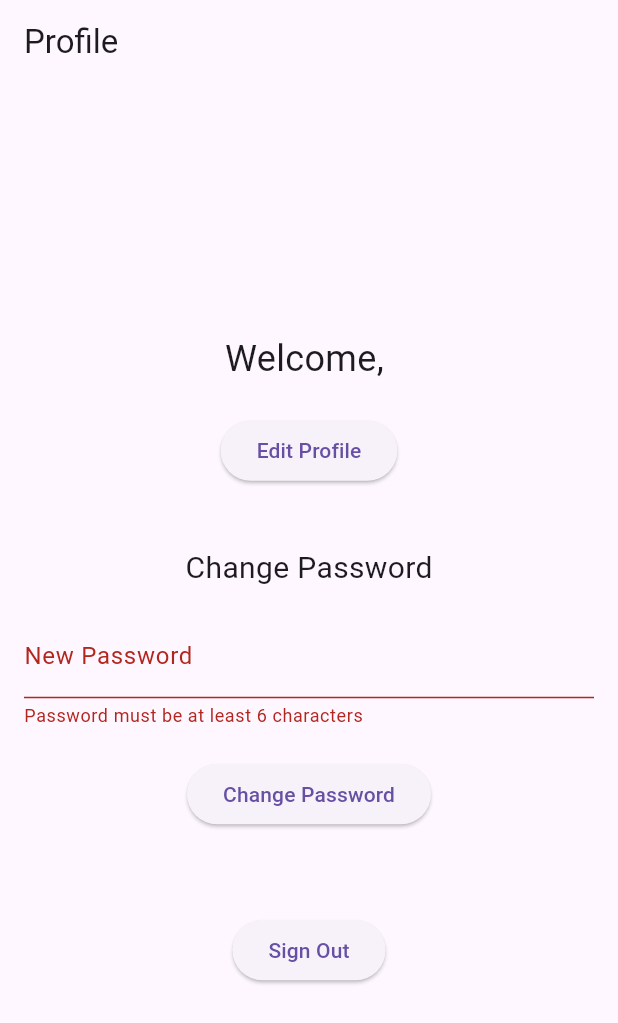
After one commit to TJs87474/Log-In-page, a Flutter app: the ProfileScreen screen opened directly, after a tap on "Change Password", on a phone screen of 412 x 824 dp. The commit adds this screen. Shown: the top 1023 px of the screen. Run offline on Flutter 3.47's test engine with Material 3 defaults, Android fonts, the phone set to English and light mode, and no system bars; our stand-ins replace firebase_auth, firebase_core; accounts and stored records are empty.

Commit message:
Added profile changes

```diff
--- a/lib/AuthentificationScreen.dart
+++ b/lib/AuthentificationScreen.dart
@@ -1,7 +1,7 @@
 import 'package:flutter/material.dart';
 import 'package:firebase_auth/firebase_auth.dart';
 import 'AuthService.dart';
-import 'HomeScreen.dart'; // Make sure this exists or create a simple placeholder screen
+import 'ProfileScreen.dart'; // Import ProfileScreen
 
 class AuthenticationScreen extends StatefulWidget {
   @override
@@ -51,9 +51,10 @@ class _AuthenticationScreenState extends State<AuthenticationScreen> {
           _passwordController.text,
         );
         if (user != null) {
+          // Navigate directly to ProfileScreen after successful sign-in
           Navigator.pushReplacement(
             context,
-            MaterialPageRoute(builder: (context) => HomeScreen()),
+            MaterialPageRoute(builder: (context) => ProfileScreen()), // Navigate to ProfileScreen
           );
         } else {
           ScaffoldMessenger.of(context).showSnackBar(
--- /dev/null
+++ b/lib/ProfileScreen.dart
@@ -0,0 +1,102 @@
+import 'package:flutter/material.dart';
+import 'package:firebase_auth/firebase_auth.dart';
+
+class ProfileScreen extends StatefulWidget {
+  @override
+  _ProfileScreenState createState() => _ProfileScreenState();
+}
+
+class _ProfileScreenState extends State<ProfileScreen> {
+  final User? user = FirebaseAuth.instance.currentUser;
+  final TextEditingController _passwordController = TextEditingController();
+  final GlobalKey<FormState> _formKey = GlobalKey<FormState>();
+
+  void _changePassword() async {
+    try {
+      if (_formKey.currentState!.validate()) {
+        // Update password using FirebaseAuth
+        await user?.updatePassword(_passwordController.text);
+
+        // Show success message
+        ScaffoldMessenger.of(context).showSnackBar(
+          SnackBar(content: Text('Password changed successfully')),
+        );
+
+        // Clear the text field after successful change
+        _passwordController.clear();
+      }
+    } catch (e) {
+      // Handle errors (e.g., if password update fails)
+      ScaffoldMessenger.of(context).showSnackBar(
+        SnackBar(content: Text('Failed to change password: ${e.toString()}')),
+      );
+    }
+  }
+
+  void _signOut() async {
+    await FirebaseAuth.instance.signOut();
+    Navigator.pushReplacementNamed(context, '/'); // Redirect to AuthenticationScreen
+  }
+
+  @override
+  Widget build(BuildContext context) {
+    return Scaffold(
+      appBar: AppBar(
+        title: Text('Profile'),
+      ),
+      body: Center(
+        child: user != null
+            ? Column(
+                mainAxisAlignment: MainAxisAlignment.center,
+                crossAxisAlignment: CrossAxisAlignment.center,
+                children: [
+                  Text('Welcome, ${user!.email}', style: TextStyle(fontSize: 24)),
+                  SizedBox(height: 20),
+                  ElevatedButton(
+                    onPressed: () {
+                      // Add logic for editing the profile if needed
+                    },
+                    child: Text('Edit Profile'),
+                  ),
+                  SizedBox(height: 40),
+                  Text('Change Password', style: TextStyle(fontSize: 20)),
+                  Padding(
+                    padding: const EdgeInsets.all(16.0),
+                    child: Form(
+                      key: _formKey,
+                      child: Column(
+                        children: [
+                          TextFormField(
+                            controller: _passwordController,
+                            decoration: InputDecoration(labelText: 'New Password'),
+                            obscureText: true,
+                            validator: (val) => val!.length < 6
+                                ? 'Password must be at least 6 characters'
+                                : null,
+                          ),
+                          SizedBox(height: 20),
+                          ElevatedButton(
+                            onPressed: _changePassword,
+                            child: Text('Change Password'),
+                          ),
+                        ],
+                      ),
+                    ),
+                  ),
+                  SizedBox(height: 40),
+                  // Flat Sign-out Button
+                  ElevatedButton(
+                    onPressed: _signOut,
+                    child: Text(
+                      'Sign Out',
+                      style: TextStyle(
+                      ),
+                    ),
+                  ),
+                ],
+              )
+            : Text('No user is logged in.', style: TextStyle(fontSize: 18)),
+      ),
+    );
+  }
+}
```
